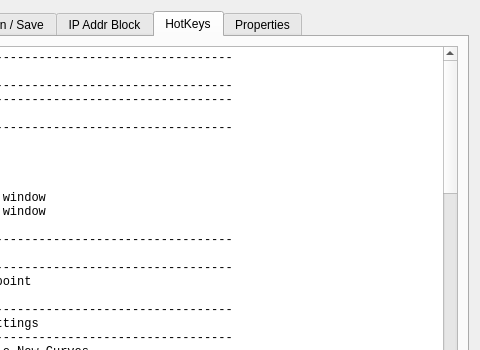
Qt form curveproperties.ui (d-wizard/plotter) before a commit; both pictures show x 283 to 763 and y 0 to 350 of the 763 by 500 pixel window.
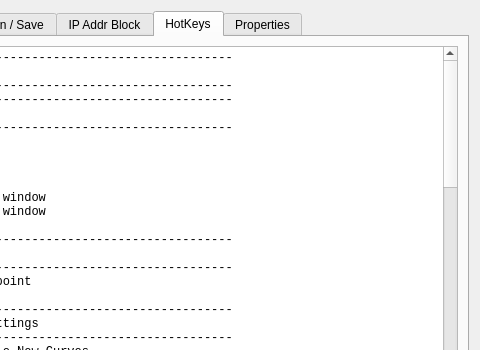
The same form after that commit. The open tabs and pages were chosen to show the change.

Commit message: Add ability to clear all existing sample when in scroll mode. This can be useful for removing old values on 2D plots with time as the X Axis.

Diff of the .ui file:
```diff
--- a/curveproperties.ui
+++ b/curveproperties.ui
@@ -1443,6 +1443,10 @@
               mode plot size
    ctrl + 1 | Set to Scroll Mode and set the plot size to 10x of its
               current value
+   ctrl + 0 | Removes all the currently displayed points without 
+              changing scroll mode plot size settings. This can 
+              be helpful for removing old values on 2D plots with
+              time as the X Axis.
 
    -----------------------------------------------------------------
    | Any Curve Cursor Mode Settings
```
The commit also changes 2 other files.
